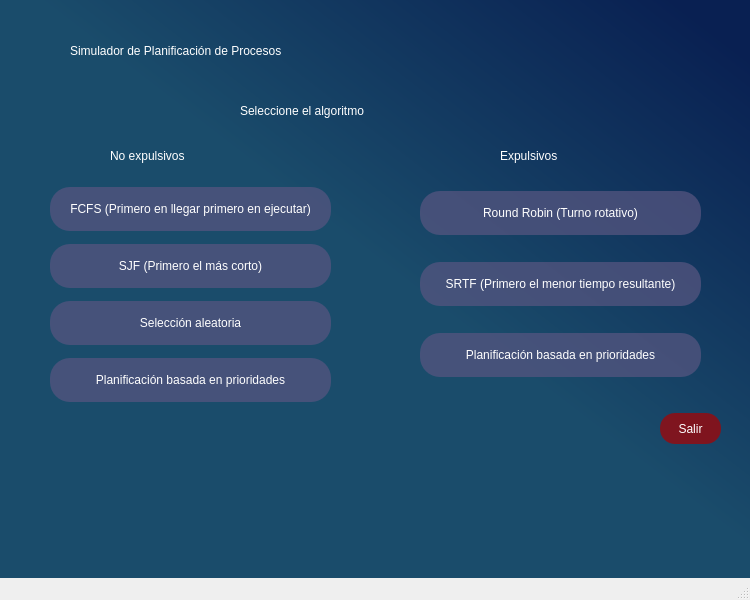
Karedu/Simulador-de-planificador-de-procesos, file simulador/main_window.ui: the form before one commit.
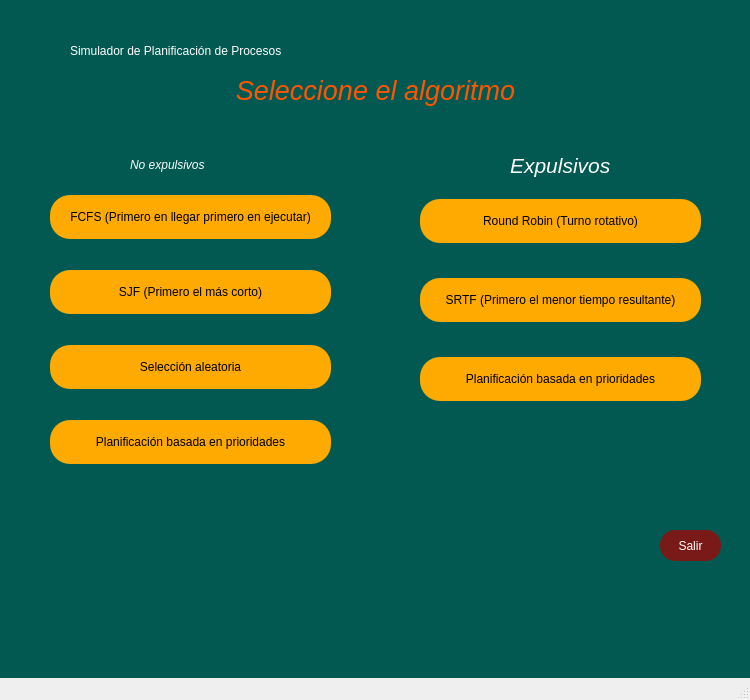
The form after the commit.

The edit to the form file:
```diff
--- a/simulador/main_window.ui
+++ b/simulador/main_window.ui
@@ -7,13 +7,13 @@
     <x>0</x>
     <y>0</y>
     <width>750</width>
-    <height>600</height>
+    <height>700</height>
    </rect>
   </property>
   <property name="minimumSize">
    <size>
     <width>750</width>
-    <height>600</height>
+    <height>700</height>
    </size>
   </property>
   <property name="maximumSize">
@@ -27,7 +27,8 @@
   </property>
   <property name="styleSheet">
    <string notr="true">QWidget#centralwidget{
-background-color: qlineargradient(spread:pad, x1:0.092, y1:0.908909, x2:1, y2:0, stop:0.477273 rgba(26, 76, 107, 255), stop:0.943182 rgba(9, 32, 82, 255));}</string>
+	background-color: rgb(2, 89, 81);
+}</string>
   </property>
   <widget class="QWidget" name="centralwidget">
    <widget class="QLabel" name="label">
@@ -50,9 +51,9 @@
    <widget class="QLabel" name="label_2">
     <property name="geometry">
      <rect>
-      <x>240</x>
-      <y>90</y>
-      <width>261</width>
+      <x>10</x>
+      <y>70</y>
+      <width>731</width>
       <height>41</height>
      </rect>
     </property>
@@ -61,19 +62,20 @@
     </property>
     <property name="styleSheet">
      <string notr="true">font: 600 18pt &quot;Segoe UI Semibold&quot;;
-color: white;</string>
+color: rgb(255, 85, 0);
+text-align: center;</string>
     </property>
     <property name="text">
-     <string>Seleccione el algoritmo</string>
+     <string>&lt;html&gt;&lt;head/&gt;&lt;body&gt;&lt;p align=&quot;center&quot;&gt;&lt;span style=&quot; font-size:20pt; font-style:italic;&quot;&gt;Seleccione el algoritmo&lt;/span&gt;&lt;/p&gt;&lt;/body&gt;&lt;/html&gt;</string>
     </property>
    </widget>
    <widget class="QWidget" name="no_expulsivo" native="true">
     <property name="geometry">
      <rect>
       <x>50</x>
-      <y>180</y>
+      <y>170</y>
       <width>281</width>
-      <height>231</height>
+      <height>321</height>
      </rect>
     </property>
     <property name="styleSheet">
@@ -84,9 +86,9 @@
       <widget class="QPushButton" name="algoritmo1">
        <property name="styleSheet">
         <string notr="true">font: 600 8pt &quot;Yu Gothic UI Semibold&quot;;
-color: white;
+color: black;
 border-radius: 20px;
-background-color: rgba(85, 85, 127, 190);
+background-color: rgb(255, 170, 0);
 padding: 15px;</string>
        </property>
        <property name="text">
@@ -98,9 +100,9 @@
       <widget class="QPushButton" name="algoritmo2">
        <property name="styleSheet">
         <string notr="true">font: 600 8pt &quot;Yu Gothic UI Semibold&quot;;
-color: white;
+color: black;
 border-radius: 20px;
-background-color: rgba(85, 85, 127, 190);
+background-color: rgb(255, 170, 0);
 padding: 15px;</string>
        </property>
        <property name="text">
@@ -112,9 +114,9 @@
       <widget class="QPushButton" name="algoritmo3">
        <property name="styleSheet">
         <string notr="true">font: 600 8pt &quot;Yu Gothic UI Semibold&quot;;
-color: white;
+color: black;
 border-radius: 20px;
-background-color: rgba(85, 85, 127, 190);
+background-color: rgb(255, 170, 0);
 padding: 15px;</string>
        </property>
        <property name="text">
@@ -126,9 +128,9 @@
       <widget class="QPushButton" name="algoritmo4">
        <property name="styleSheet">
         <string notr="true">font: 600 8pt &quot;Yu Gothic UI Semibold&quot;;
-color: white;
+color: black;
 border-radius: 20px;
-background-color: rgba(85, 85, 127, 190);
+background-color: rgb(255, 170, 0);
 padding: 15px;</string>
        </property>
        <property name="text">
@@ -141,9 +143,9 @@
    <widget class="QLabel" name="label_4">
     <property name="geometry">
      <rect>
-      <x>500</x>
-      <y>140</y>
-      <width>131</width>
+      <x>510</x>
+      <y>150</y>
+      <width>111</width>
       <height>31</height>
      </rect>
     </property>
@@ -152,14 +154,14 @@
 color: white;</string>
     </property>
     <property name="text">
-     <string>Expulsivos</string>
+     <string>&lt;html&gt;&lt;head/&gt;&lt;body&gt;&lt;p&gt;&lt;span style=&quot; font-size:16pt; font-style:italic;&quot;&gt;Expulsivos&lt;/span&gt;&lt;/p&gt;&lt;/body&gt;&lt;/html&gt;</string>
     </property>
    </widget>
    <widget class="QLabel" name="label_3">
     <property name="geometry">
      <rect>
-      <x>110</x>
-      <y>140</y>
+      <x>130</x>
+      <y>150</y>
       <width>151</width>
       <height>31</height>
      </rect>
@@ -169,7 +171,7 @@
 color: white;</string>
     </property>
     <property name="text">
-     <string>No expulsivos</string>
+     <string>&lt;html&gt;&lt;head/&gt;&lt;body&gt;&lt;p&gt;&lt;span style=&quot; font-style:italic;&quot;&gt;No expulsivos&lt;/span&gt;&lt;/p&gt;&lt;/body&gt;&lt;/html&gt;</string>
     </property>
    </widget>
    <widget class="QWidget" name="no_expulsivo_2" native="true">
@@ -178,7 +180,7 @@
       <x>420</x>
       <y>170</y>
       <width>281</width>
-      <height>231</height>
+      <height>261</height>
      </rect>
     </property>
     <layout class="QVBoxLayout" name="verticalLayout_2">
@@ -186,9 +188,9 @@
       <widget class="QPushButton" name="algoritmo5">
        <property name="styleSheet">
         <string notr="true">font: 600 8pt &quot;Yu Gothic UI Semibold&quot;;
-color: white;
+color: black;
 border-radius: 20px;
-background-color: rgba(85, 85, 127, 190);
+background-color: rgb(255, 170, 0);
 padding: 15px;</string>
        </property>
        <property name="text">
@@ -200,9 +202,9 @@
       <widget class="QPushButton" name="algoritmo6">
        <property name="styleSheet">
         <string notr="true">font: 600 8pt &quot;Yu Gothic UI Semibold&quot;;
-color: white;
+color: black;
 border-radius: 20px;
-background-color: rgba(85, 85, 127, 190);
+background-color: rgb(255, 170, 0);
 padding: 15px;</string>
        </property>
        <property name="text">
@@ -214,9 +216,9 @@
       <widget class="QPushButton" name="algoritmo7">
        <property name="styleSheet">
         <string notr="true">font: 600 8pt &quot;Yu Gothic UI Semibold&quot;;
-color: white;
+color: black;
 border-radius: 20px;
-background-color: rgba(85, 85, 127, 190);
+background-color: rgb(255, 170, 0);
 padding: 15px;</string>
        </property>
        <property name="text">
@@ -230,7 +232,7 @@
     <property name="geometry">
      <rect>
       <x>660</x>
-      <y>413</y>
+      <y>530</y>
       <width>61</width>
       <height>31</height>
      </rect>
```
Left out of the diff: 5 changed lines with no effect on the pictures.
